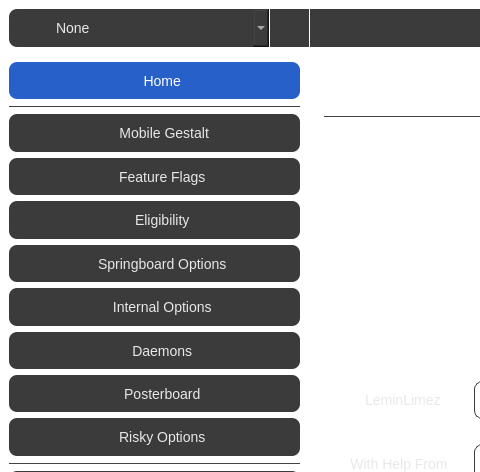
Above: qt/mainwindow.ui from leminlimez/Nugget before the change; both pictures show x 0 to 480 and y 0 to 472 of the 1000 by 600 pixel window. Below: the same form after it.
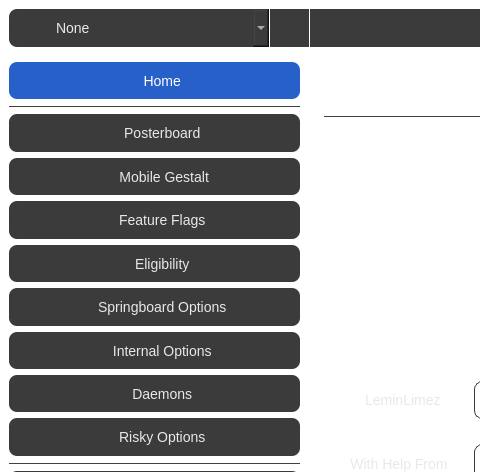
That is the form after the change. Icons and pictures are not drawn.

Commit message: move posterboard tab to the top

The edit to the form file:
```diff
--- a/qt/mainwindow.ui
+++ b/qt/mainwindow.ui
@@ -450,6 +450,38 @@
             </property>
            </widget>
           </item>
+          <item>
+           <widget class="QToolButton" name="posterboardPageBtn">
+            <property name="enabled">
+             <bool>true</bool>
+            </property>
+            <property name="sizePolicy">
+             <sizepolicy hsizetype="Expanding" vsizetype="Fixed">
+              <horstretch>0</horstretch>
+              <verstretch>0</verstretch>
+             </sizepolicy>
+            </property>
+            <property name="text">
+             <string>    Posterboard</string>
+            </property>
+            <property name="icon">
+             <iconset>
+              <normaloff>:/icon/wallpaper.svg</normaloff>:/icon/wallpaper.svg</iconset>
+            </property>
+            <property name="checkable">
+             <bool>true</bool>
+            </property>
+            <property name="autoExclusive">
+             <bool>true</bool>
+            </property>
+            <property name="toolButtonStyle">
+             <enum>Qt::ToolButtonTextBesideIcon</enum>
+            </property>
+            <property name="cls" stdset="0">
+             <string>sidebarBtn</string>
+            </property>
+           </widget>
+          </item>
           <item>
            <widget class="QToolButton" name="gestaltPageBtn">
             <property name="sizePolicy">
@@ -642,38 +674,6 @@
             </property>
            </widget>
           </item>
-          <item>
-           <widget class="QToolButton" name="posterboardPageBtn">
-            <property name="enabled">
-             <bool>true</bool>
-            </property>
-            <property name="sizePolicy">
-             <sizepolicy hsizetype="Expanding" vsizetype="Fixed">
-              <horstretch>0</horstretch>
-              <verstretch>0</verstretch>
-             </sizepolicy>
-            </property>
-            <property name="text">
-             <string>    Posterboard</string>
-            </property>
-            <property name="icon">
-             <iconset>
-              <normaloff>:/icon/wallpaper.svg</normaloff>:/icon/wallpaper.svg</iconset>
-            </property>
-            <property name="checkable">
-             <bool>true</bool>
-            </property>
-            <property name="autoExclusive">
-             <bool>true</bool>
-            </property>
-            <property name="toolButtonStyle">
-             <enum>Qt::ToolButtonTextBesideIcon</enum>
-            </property>
-            <property name="cls" stdset="0">
-             <string>sidebarBtn</string>
-            </property>
-           </widget>
-          </item>
           <item>
            <widget class="QToolButton" name="advancedPageBtn">
             <property name="sizePolicy">
```
The commit also changes 2 other files.
